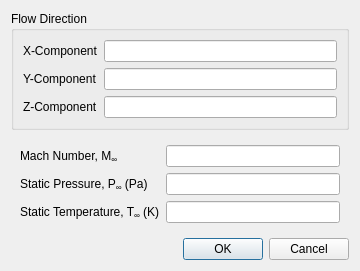
Above: view/setup/boundary_conditions/far_field_riemann_dialog.ui from nextfoam/baram before the change. Below: the same form after it.
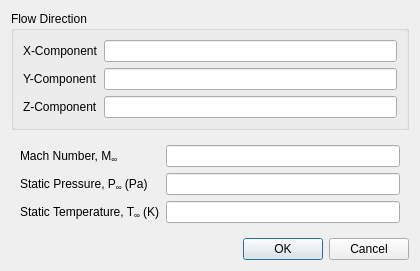
That is the form after the change.

Diff of the .ui file:
```diff
--- a/view/setup/boundary_conditions/far_field_riemann_dialog.ui
+++ b/view/setup/boundary_conditions/far_field_riemann_dialog.ui
@@ -6,13 +6,13 @@
    <rect>
     <x>0</x>
     <y>0</y>
-    <width>360</width>
+    <width>420</width>
     <height>264</height>
    </rect>
   </property>
   <property name="minimumSize">
    <size>
-    <width>360</width>
+    <width>420</width>
     <height>0</height>
    </size>
   </property>
```
